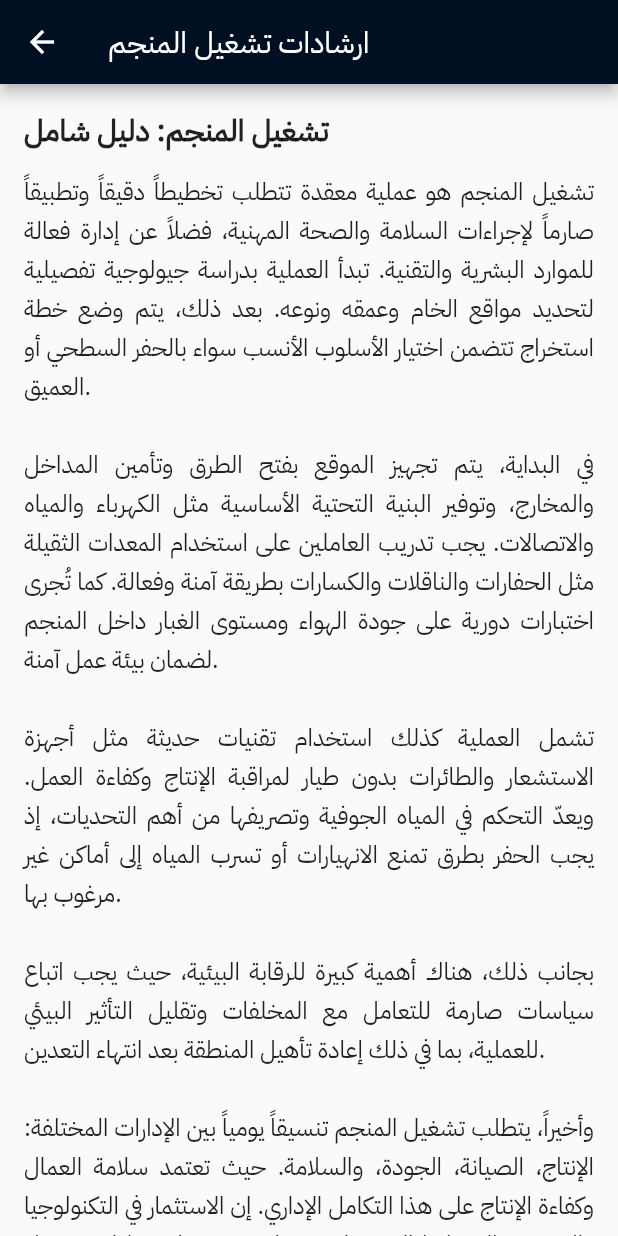
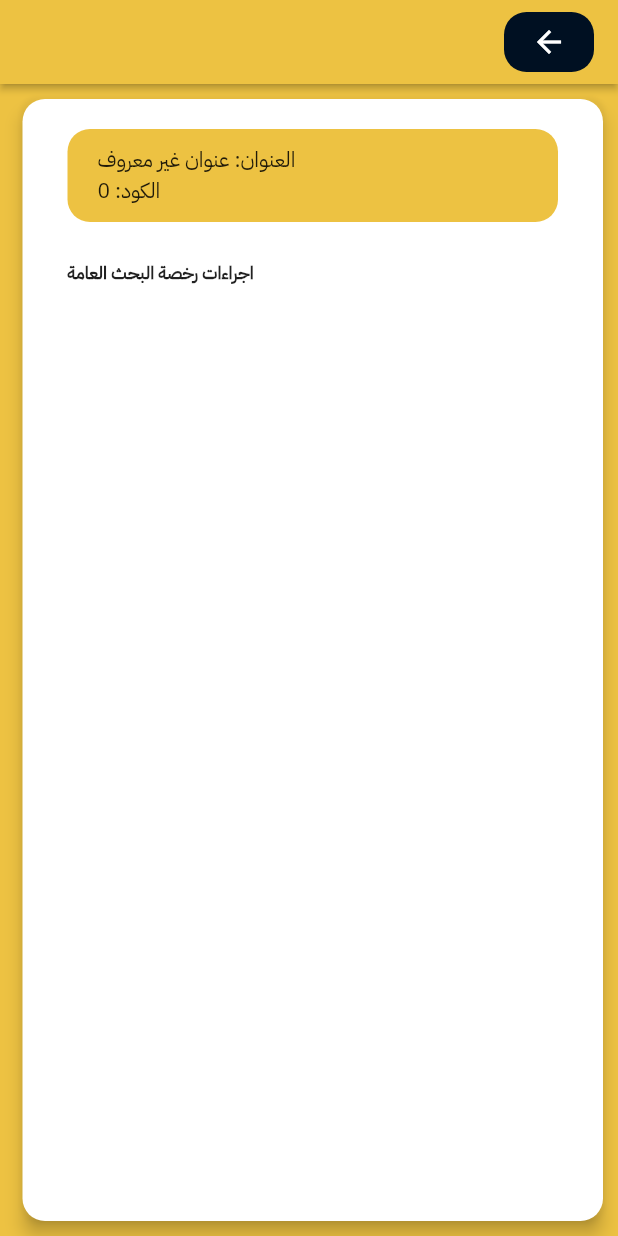
Before and after one commit to mohamed-sd/AlaaeldinMohamede_Enjaz-main, a Flutter app: the Detailes screen opened by its route, on a phone screen of 412 x 824 dp. Run offline on Flutter 3.47's test engine with Material 3 defaults, Android fonts, the phone set to English and light mode, and no system bars; our stand-ins replace audioplayers, awesome_notifications, bloc, cached_network_image, connectivity_plus, country_picker and 36 more; missing offline and left inert: android_intent_plus, any_link_preview, device_region, encrypt, flutter_pdfview, flutter_stripe and 6 more; accounts and stored records are empty; network calls fail.

Commit message:
Add The Word docs task 2

```diff
--- a/lib/app/routes.dart
+++ b/lib/app/routes.dart
@@ -16,6 +16,7 @@ import 'package:eClassify/ui/screens/faqs_screen.dart';
 import 'package:eClassify/ui/screens/favorite_screen.dart';
 import 'package:eClassify/ui/screens/filter_screen.dart';
 import 'package:eClassify/ui/screens/guide/detailes.dart';
+import 'package:eClassify/ui/screens/guide/mine.dart';
 import 'package:eClassify/ui/screens/guide/mining_minestry.dart';
 import 'package:eClassify/ui/screens/home/category_list.dart';
 import 'package:eClassify/ui/screens/home/change_language_screen.dart';
@@ -65,8 +66,9 @@ import 'package:flutter/cupertino.dart';
 import 'package:flutter/material.dart';
 
 class Routes {
+  static const mine = 'mine';
   static const profileScreen = 'profileScreen';
-  static const detailes = 'details';
+  static const detailes = 'detailes';
   static const soon = 'soon';
   static const mining_exchange = 'mining_exchange';
   static const mony_exchange = 'mony_exchange';
@@ -199,10 +201,10 @@ class Routes {
     }
 
     switch (routeSettings.name) {
+      case mine :
+        return MaterialPageRoute(builder: ((context) => const Mine()));
       case profileScreen :
         return MaterialPageRoute(builder: ((context) => const ProfileScreen()));
-      case detailes :
-        return MaterialPageRoute(builder: ((context) => const Detailes()));
       case soon:
         return MaterialPageRoute(builder: ((context) => const ComingSoonPage()));
       case mony_exchange :
@@ -220,6 +222,8 @@ class Routes {
       case onboarding:
         return CupertinoPageRoute(
             builder: ((context) => const OnboardingScreen()));
+      case Routes.detailes:
+        return Detailes.route(routeSettings);
       case main:
         return MainActivity.route(routeSettings);
       case guide:
--- a/lib/ui/screens/guide/detailes.dart
+++ b/lib/ui/screens/guide/detailes.dart
@@ -4,93 +4,170 @@ import 'package:flutter/material.dart';
 import 'package:youtube_player_flutter/youtube_player_flutter.dart';
 
 class Detailes extends StatefulWidget {
-  const Detailes({super.key});
+  final String title;
+  final String flag;
+
+  const Detailes({
+    super.key,
+    required this.title,
+    required this.flag,
+  });
 
   @override
   State<Detailes> createState() => _PrivacyScreenWidgetState();
+
+  /// الراوت الذي يستقبل Map<String, String> يحتوي على title و flag
+  static Route<dynamic> route(RouteSettings settings) {
+    final args = settings.arguments;
+
+    if (args is Map<String, String>) {
+      final title = args['title'] ?? 'عنوان غير معروف';
+      final flag = args['flag'] ?? '0';
+
+      return MaterialPageRoute(
+        builder: (_) => Detailes(title: title, flag: flag),
+        settings: settings,
+      );
+    } else {
+      return MaterialPageRoute(
+        builder: (_) => const Detailes(title: 'عنوان غير معروف', flag: '0'),
+        settings: settings,
+      );
+    }
+  }
 }
 
 class _PrivacyScreenWidgetState extends State<Detailes> {
-  YoutubePlayerController? _controller;
+
+  //late PrivacyScreenModel _model;
+
+  final scaffoldKey = GlobalKey<ScaffoldState>();
 
   @override
   void initState() {
     super.initState();
-    final videoUrl = "https://www.youtube.com/watch?v=avrkjlAQJR0";
-    final videoId = YoutubePlayer.convertUrlToId(videoUrl);
-
-    if (videoId != null) {
-      _controller = YoutubePlayerController(
-        initialVideoId: videoId,
-        flags: const YoutubePlayerFlags(
-          autoPlay: false,
-          mute: false,
-        ),
-      );
-    } else {
-      debugPrint("❌ فشل استخراج videoId من الرابط.");
-    }
+    //_model = createModel(context, () => PrivacyScreenModel());
+    // logFirebaseEvent('screen_view',
+    //     parameters: {'screen_name': 'privacy_screen'});
+    // WidgetsBinding.instance.addPostFrameCallback((_) => safeSetState(() {}));
   }
 
   @override
   void dispose() {
-    _controller?.dispose();
+    //_model.dispose();
     super.dispose();
   }
 
   @override
   Widget build(BuildContext context) {
-    return Scaffold(
+    return GestureDetector(
+      onTap: () {
+        FocusScope.of(context).unfocus();
+        FocusManager.instance.primaryFocus?.unfocus();
+      },
+      child: Scaffold(
+        key: scaffoldKey,
+        backgroundColor: context.color.mainGold,
         appBar: AppBar(
-        title: const Text("ارشادات تشغيل المنجم"),
-        backgroundColor: context.color.mainBrown,
+          backgroundColor: context.color.mainGold,
+          automaticallyImplyLeading: false,
+          title: Row(
+            mainAxisSize: MainAxisSize.max,
+            mainAxisAlignment: MainAxisAlignment.end,
+            children: [
+              Container(
+                width: 60,
+                height: 40,
+                decoration: BoxDecoration(
+                  color: context.color.mainBrown,
+                  borderRadius: BorderRadius.circular(15),
+                ),
+                child: InkWell(
+                  splashColor: Colors.transparent,
+                  focusColor: Colors.transparent,
+                  hoverColor: Colors.transparent,
+                  highlightColor: Colors.transparent,
+                  child: Icon(
+                    Icons.arrow_back,
+                    color: Colors.white,
+                    size: 24,
+                  ),
+                ),
+              ),
+            ],
+          ),
+          actions: [],
+          centerTitle: false,
+          elevation: 2,
         ),
         body: SafeArea(
-        child: SingleChildScrollView(
-          padding: const EdgeInsets.all(16),
+          top: true,
+          child: Container(
+            width: double.infinity,
+            height: double.infinity,
+            decoration: BoxDecoration(),
             child: Column(
-            crossAxisAlignment: CrossAxisAlignment.start,
+              mainAxisSize: MainAxisSize.min,
               children: [
-              const Text(
-                "تشغيل المنجم: دليل شامل",
+                Expanded(
+                  child: Padding(
+                    padding: EdgeInsetsDirectional.fromSTEB(15, 10, 10, 10),
+                    child: Material(
+                      color: Colors.transparent,
+                      elevation: 5,
+                      shape: RoundedRectangleBorder(
+                        borderRadius: BorderRadius.circular(10),
+                      ),
+                      child: Container(
+                        width: double.infinity,
+                        decoration: BoxDecoration(
+                          color:Colors.white,
+                          borderRadius: BorderRadius.circular(15),
+                        ),
+                        child: Padding(
+                          padding:
+                          EdgeInsetsDirectional.fromSTEB(10, 0, 10, 20),
+                          child: Column(
+                            mainAxisSize: MainAxisSize.max,
+                            children: [
+                              Container(
+                                width: double.infinity,
+                                padding: EdgeInsets.symmetric(horizontal: 20 , vertical: 10),
+                                margin: EdgeInsets.only(top: 20, right: 20 , left: 20),
+                                decoration:BoxDecoration(
+                                    color: context.color.mainGold,
+                                    borderRadius: BorderRadiusDirectional.circular(15)
+                                ),
+                                child : Text('العنوان: ${widget.title}\nالكود: ${widget.flag}'),
+                                // child: Text( '${widget.title}',
+                                //   textAlign: TextAlign.center,
+                                //   style: TextStyle(
+                                //       fontSize: 18,
+                                //       fontWeight: FontWeight.w700
+                                //   ),),
+                              ),
+                              Container(
+                                width: double.infinity,
+                                padding: EdgeInsets.symmetric(horizontal: 20 , vertical: 5),
+                                margin: EdgeInsets.symmetric(vertical: 20),
+                                decoration:BoxDecoration(
+                                    borderRadius: BorderRadiusDirectional.circular(15)
+                                ),
+                                child: Text('اجراءات رخصة البحث العامة',
                                   style: TextStyle(
-                  fontSize: 20,
-                  fontWeight: FontWeight.bold,
+                                      fontSize: 12,
+                                      fontWeight: FontWeight.w700
+                                  ),),
+                              ),
+                            ],
                           ),
                         ),
-              const SizedBox(height: 12),
-              const Text(
-                '''تشغيل المنجم هو عملية معقدة تتطلب تخطيطاً دقيقاً وتطبيقاً صارماً لإجراءات السلامة والصحة المهنية، فضلاً عن إدارة فعالة للموارد البشرية والتقنية. تبدأ العملية بدراسة جيولوجية تفصيلية لتحديد مواقع الخام وعمقه ونوعه. بعد ذلك، يتم وضع خطة استخراج تتضمن اختيار الأسلوب الأنسب سواء بالحفر السطحي أو العميق.
-
-في البداية، يتم تجهيز الموقع بفتح الطرق وتأمين المداخل والمخارج، وتوفير البنية التحتية الأساسية مثل الكهرباء والمياه والاتصالات. يجب تدريب العاملين على استخدام المعدات الثقيلة مثل الحفارات والناقلات والكسارات بطريقة آمنة وفعالة. كما تُجرى اختبارات دورية على جودة الهواء ومستوى الغبار داخل المنجم لضمان بيئة عمل آمنة.
-
-تشمل العملية كذلك استخدام تقنيات حديثة مثل أجهزة الاستشعار والطائرات بدون طيار لمراقبة الإنتاج وكفاءة العمل. ويعدّ التحكم في المياه الجوفية وتصريفها من أهم التحديات، إذ يجب الحفر بطرق تمنع الانهيارات أو تسرب المياه إلى أماكن غير مرغوب بها.
-
-بجانب ذلك، هناك أهمية كبيرة للرقابة البيئية، حيث يجب اتباع سياسات صارمة للتعامل مع المخلفات وتقليل التأثير البيئي للعملية، بما في ذلك إعادة تأهيل المنطقة بعد انتهاء التعدين.
-
-وأخيراً، يتطلب تشغيل المنجم تنسيقاً يومياً بين الإدارات المختلفة: الإنتاج، الصيانة، الجودة، والسلامة. حيث تعتمد سلامة العمال وكفاءة الإنتاج على هذا التكامل الإداري. إن الاستثمار في التكنولوجيا والتدريب والتخطيط المستدام هو ما يضمن نجاح عمليات تشغيل المناجم على المدى الطويل.
-
-بذلك نرى أن تشغيل المنجم ليس مجرد عملية استخراج معادن، بل هو سلسلة متكاملة من الأنشطة والإجراءات التي تتطلب دقة، التزام، ووعي بيئي ومجتمعي.''',
-                textAlign: TextAlign.justify,
-                style: TextStyle(fontSize: 16, height: 1.6),
-              ),
-              const SizedBox(height: 24),
-              const Text(
-                "فيديو توضيحي:",
-                style: TextStyle(
-                  fontSize: 18,
-                  fontWeight: FontWeight.w600,
                       ),
                     ),
-              const SizedBox(height: 12),
-              _controller != null
-                  ? YoutubePlayer(
-                controller: _controller!,
-                showVideoProgressIndicator: true,
-              )
-                  : const Center(child: CircularProgressIndicator()),
-              const SizedBox(height: 20),
+                  ),
+                ),
               ],
+            ),
           ),
         ),
       ),
--- a/lib/ui/screens/navigations/home_news.dart
+++ b/lib/ui/screens/navigations/home_news.dart
@@ -413,7 +413,7 @@ class HomeScreenState extends State<HomeNews>
                                   InkWell(
                                     onTap: () {
                                       Navigator.pushNamed(
-                                          context, Routes.detailes);
+                                          context, Routes.mine);
                                     },
                                     child: GoldShimmerCard(
                                         title: '  تشغيل المنجم ',
```
Also changed, not shown: lib/ui/screens/guide/mine.dart (added, +100 -0 lines), lib/ui/screens/guide/mining_minestry.dart (+70 -41 lines), lib/ui/screens/navigations/home_guide.dart (+35 -7 lines). Lines whose indentation alone changed are shown as unchanged.
